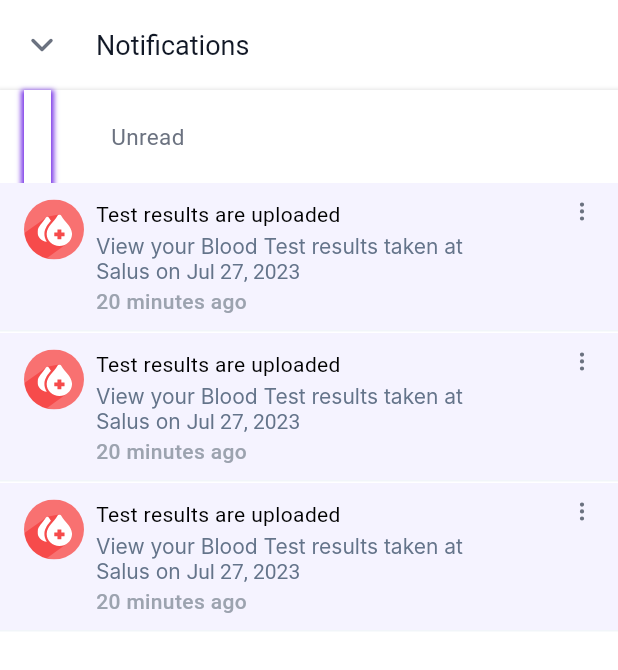
After one commit to RasZarky/Mediboard, a Flutter app: the NotificationsScreen screen opened directly, on a phone screen of 412 x 824 dp. The commit adds this screen. Shown: the top 670 px of the screen. Run offline on Flutter 3.47's test engine with Material 3 defaults, Android fonts, the phone set to English and light mode, and no system bars; our stand-ins replace cached_network_image, carousel_slider, flutter_svg, smooth_page_indicator; missing offline and left inert: circular_chart_flutter; Roboto replaces fonts that are missing (Inter).

Commit message:
Notification added

```diff
--- a/lib/routes/authentication/signIn.dart
+++ b/lib/routes/authentication/signIn.dart
@@ -149,12 +149,12 @@ class _SignInState extends State<SignIn> {
                       ),
                       backgroundColor: Colors.purple,
                     ),
-                    child: const Text(
+                    child: Text(
                       "Sign In",
                       style: TextStyle(
-                        fontSize: 22,
-                        color: Colors.white,
-                        fontWeight: FontWeight.bold,
+                          color: const Color(0X7AFFFFFF).withOpacity(1),
+                          fontSize: 15,
+                          fontWeight: FontWeight.w500
                       ),
                     ),
 
--- a/lib/routes/home/home.dart
+++ b/lib/routes/home/home.dart
@@ -6,6 +6,7 @@ import 'package:mediboard/routes/home/widgets/iconitem1_item_widget.dart';
 import 'package:mediboard/routes/home/widgets/recentorders_item_widget.dart';
 import 'package:mediboard/routes/home/widgets/userprofile3_item_widget.dart';
 import 'package:mediboard/routes/modal_actions_screen/modal_actions_screen.dart';
+import 'package:mediboard/routes/notifications_screen/notifications_screen.dart';
 import 'package:smooth_page_indicator/smooth_page_indicator.dart';
 import '../../widgets/appBar/appbar_title_iconbutton.dart';
 import '../../widgets/appBar/custom_app_bar.dart';
@@ -58,6 +59,13 @@ class _HomeState extends State<Home> {
                             alignment: Alignment.topLeft,
                             child: Padding(
                               padding: const EdgeInsets.only(right: 16),
+                              child: GestureDetector(
+                                onTap: (){
+                                  Navigator.push(
+                                    context,
+                                    MaterialPageRoute(builder: (context) => const NotificationsScreen()),
+                                  );
+                                },
                                 child: CustomImageView(
                                   imagePath: "assets/img_bell.svg",
                                   height: 24,
@@ -66,6 +74,7 @@ class _HomeState extends State<Home> {
                                   margin: const EdgeInsets.only(
                                     top: 6,
                                     right: 3,
+                                  ),
                                 ),
                               ),
                             ),
--- /dev/null
+++ b/lib/routes/notifications_screen/notifications_screen.dart
@@ -0,0 +1,121 @@
+import 'package:mediboard/widgets/appBar/appbar_leading_image.dart';
+import 'package:mediboard/widgets/appBar/appbar_title.dart';
+import 'package:mediboard/widgets/appBar/custom_app_bar.dart';
+import '../notifications_screen/widgets/notificationcard_item_widget.dart';
+import 'package:flutter/material.dart';
+
+class NotificationsScreen extends StatelessWidget {
+  const NotificationsScreen({Key? key}) : super(key: key);
+
+  @override
+  Widget build(BuildContext context) {
+    return SafeArea(
+        child: Scaffold(
+            body: SizedBox(
+                width: double.maxFinite,
+                child: Column(children: [
+                  _buildFrame(context),
+                  _buildNotificationCard(context)
+                ])
+            )
+        )
+    );
+  }
+
+  Widget _buildFrame(BuildContext context) {
+    return Container(
+        decoration: BoxDecoration(
+         color: const Color(0X7AFFFFFF).withOpacity(1),
+        ),
+        child: Column(children: [
+          CustomAppBar(
+              height: 60,
+              leadingWidth: 40,
+              leading: AppbarLeadingImage(
+                  imagePath: "assets/img_arrow_down_gray_600_01.svg",
+                  margin: const EdgeInsets.only(left: 16, top: 18, bottom: 18),
+                  onTap: () {
+                    onTapArrowLeft(context);
+                  }),
+              title: AppbarTitle(
+                  text: "Notifications", margin: const EdgeInsets.only(left: 24)),
+              styleType: Style.bgShadow_1),
+          Container(
+              decoration: BoxDecoration(
+               color: const Color(0X7AFFFFFF).withOpacity(1),
+              ),
+              child: Container(
+                  width: double.maxFinite,
+                  padding: const EdgeInsets.symmetric(horizontal: 16),
+                  decoration: BoxDecoration(
+                   color: const Color(0X7AFFFFFF).withOpacity(1),
+                   boxShadow: const [
+                    BoxShadow(
+                     color: Color(0X4C7F7F7F),
+                     spreadRadius: 2,
+                     blurRadius: 2,
+                     offset: Offset(
+                      0,
+                      2,
+                     ),
+                    ),
+                   ],
+                  ),
+                  child: Row(children: [
+                    Container(
+                        width: 18,
+                        padding: const EdgeInsets.symmetric(vertical: 10),
+                        decoration: BoxDecoration(
+                         color: const Color(0X7AFFFFFF).withOpacity(1),
+                         boxShadow: const [
+                          BoxShadow(
+                           color: Color(0XFF7C3BE7),
+                           spreadRadius: 2,
+                           blurRadius: 2,
+                           offset: Offset(
+                            0,
+                            2,
+                           ),
+                          ),
+                         ],
+                        ),
+                        child: Text("All",
+                            style: TextStyle(
+                                color: const Color(0X7AFFFFFF).withOpacity(1),
+                                fontSize: 15,
+                                fontWeight: FontWeight.w500
+                            ))),
+                    const Padding(
+                        padding: EdgeInsets.only(
+                            left: 40, top: 10, bottom: 10),
+                        child: Text("Unread",
+                            style: TextStyle(
+                             color: Color(0XFF6B7280),
+                             fontSize: 15,
+                            )))
+                  ])))
+        ]));
+  }
+
+  Widget _buildNotificationCard(BuildContext context) {
+    return Expanded(
+        child: Container(
+            decoration: BoxDecoration(
+             color: const Color(0X7AFFFFFF).withOpacity(1),
+            ),
+            child: ListView.separated(
+                physics: const BouncingScrollPhysics(),
+                shrinkWrap: true,
+                separatorBuilder: (context, index) {
+                  return const SizedBox(height: 1);
+                },
+                itemCount: 3,
+                itemBuilder: (context, index) {
+                  return const NotificationcardItemWidget();
+                })));
+  }
+
+  onTapArrowLeft(BuildContext context) {
+    Navigator.pop(context);
+  }
+}
--- /dev/null
+++ b/lib/routes/notifications_screen/widgets/notificationcard_item_widget.dart
@@ -0,0 +1,108 @@
+import 'package:flutter/material.dart';
+import 'package:mediboard/widgets/custom_image_view.dart';
+
+class NotificationcardItemWidget extends StatelessWidget {
+  const NotificationcardItemWidget({Key? key})
+      : super(
+          key: key,
+        );
+
+  @override
+  Widget build(BuildContext context) {
+    return Container(
+      width: double.maxFinite,
+      padding: const EdgeInsets.fromLTRB(16, 10, 16, 9),
+      decoration: const BoxDecoration(
+        color: Color(0XFFF5F3FF),
+        border: Border(
+          bottom: BorderSide(
+            color: Color(0XFFF1F5F9),
+            width: 1,
+          ),
+        ),
+      ),
+      child: Row(
+        mainAxisAlignment: MainAxisAlignment.center,
+        crossAxisAlignment: CrossAxisAlignment.start,
+        children: [
+          CustomImageView(
+            imagePath: "assets/img_warning_red_300.svg",
+            height: 40,
+            width: 40,
+            radius: BorderRadius.circular(
+              20,
+            ),
+            margin: const EdgeInsets.only(
+              top: 1,
+              bottom: 35,
+            ),
+          ),
+          Expanded(
+            child: Padding(
+              padding: const EdgeInsets.only(
+                left: 8,
+                top: 1,
+              ),
+              child: Column(
+                crossAxisAlignment: CrossAxisAlignment.start,
+                children: [
+                  const Text(
+                    "Test results are uploaded",
+                    style: TextStyle(
+                      color: Color(0XFF000000),
+                    ),
+                  ),
+                  const SizedBox(height: 2),
+                  SizedBox(
+                    width: 284,
+                    child: RichText(
+                      text: const TextSpan(
+                        children: [
+                          TextSpan(
+                            text:
+                                "View your Blood Test results taken at Salus on ",
+                            style: TextStyle(
+                              color: Color(0XFF64748A),
+                              fontSize: 14,
+                              fontFamily: 'Inter',
+                              fontWeight: FontWeight.w400,
+                            ),
+                          ),
+                          TextSpan(
+                            text: "Jul 27, 2023 ",
+                            style: TextStyle(
+                              color: Color(0XFF64748A),
+                            ),
+                          ),
+                        ],
+                      ),
+                      textAlign: TextAlign.left,
+                    ),
+                  ),
+                  const SizedBox(height: 2),
+                  const Text(
+                    "20 minutes ago",
+                    style: TextStyle(
+                      color: Color(0XFF9CA3AF),
+                      fontWeight: FontWeight.w500,
+                    ),
+                  ),
+                ],
+              ),
+            ),
+          ),
+          CustomImageView(
+            imagePath: "assets/img_more_vertical.svg",
+            height: 16,
+            width: 16,
+            margin: const EdgeInsets.only(
+              left: 9,
+              top: 1,
+              bottom: 59,
+            ),
+          ),
+        ],
+      ),
+    );
+  }
+}
```
Also changed, not shown: assets/img_more_vertical.svg (added), assets/img_warning_red_300.svg (added). Lines whose indentation alone changed are shown as unchanged.
